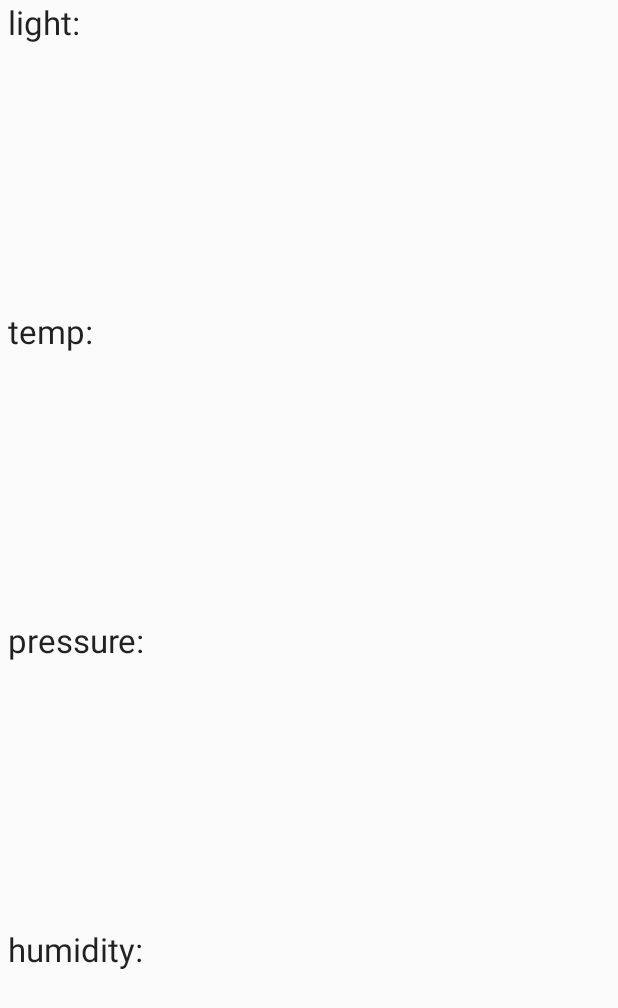
After one commit to ponyatov/hedge, an Android app: the layout activity_sensor.xml on its own in the app's theme, with its tools: preview values and no code run, on a phone screen of 412 x 824 dp. The commit adds this screen. Shown: the top 1008 px of the screen. Run offline under Robolectric (Android 15) with nearby library versions, the phone set to English and light mode, and no system bars.

Commit message:
+ activity/sensor
Signed-off-by: Dmitry Ponyatov <dponyatov@gmail.com>

```diff
--- a/app/src/main/java/io/github/ponyatov/hedge/GeoActivity.java
+++ b/app/src/main/java/io/github/ponyatov/hedge/GeoActivity.java
@@ -8,6 +8,6 @@ public class GeoActivity extends AppCompatActivity {
     @Override
     protected void onCreate(Bundle savedInstanceState) {
         super.onCreate(savedInstanceState);
-        setContentView(R.layout.activity_hedge);
+        setContentView(R.layout.activity_geo);
     }
 }
--- /dev/null
+++ b/app/src/main/java/io/github/ponyatov/hedge/SensorActivity.java
@@ -0,0 +1,30 @@
+package io.github.ponyatov.hedge;
+
+import android.app.Activity;
+import android.content.Context;
+import android.hardware.Sensor;
+import android.hardware.SensorEvent;
+import android.hardware.SensorManager;
+import android.hardware.SensorEventListener;
+import android.os.Bundle;
+
+public class SensorActivity extends Activity implements SensorEventListener {
+
+    @Override
+    protected void onCreate(Bundle savedInstanceState) {
+        super.onCreate(savedInstanceState);
+        setContentView(R.layout.activity_sensor);
+        // reg on sensors
+        SensorManager mSensorManager = (SensorManager) getSystemService(Context.SENSOR_SERVICE);
+    }
+
+    @Override
+    public void onSensorChanged(SensorEvent sensorEvent) {
+
+    }
+
+    @Override
+    public void onAccuracyChanged(Sensor sensor, int i) {
+
+    }
+}
--- /dev/null
+++ b/app/src/main/res/layout/activity_sensor.xml
@@ -0,0 +1,38 @@
+<?xml version="1.0" encoding="utf-8"?>
+<LinearLayout xmlns:android="http://schemas.android.com/apk/res/android"
+    android:orientation="vertical" android:layout_width="match_parent"
+    android:layout_height="match_parent">
+
+    <TextView
+        android:id="@+id/lightView"
+        android:layout_width="match_parent"
+        android:layout_height="wrap_content"
+        android:text=" light:"
+        android:textAppearance="@style/TextAppearance.AppCompat.Large"
+        android:layout_weight="1" />
+
+    <TextView
+        android:id="@+id/tempView"
+        android:layout_width="match_parent"
+        android:layout_height="wrap_content"
+        android:text=" temp:"
+        android:textAppearance="@style/TextAppearance.AppCompat.Large"
+        android:layout_weight="1" />
+
+    <TextView
+        android:id="@+id/pressView"
+        android:layout_width="match_parent"
+        android:layout_height="wrap_content"
+        android:text=" pressure:"
+        android:textAppearance="@style/TextAppearance.AppCompat.Large"
+        android:layout_weight="1" />
+
+    <TextView
+        android:id="@+id/humidView"
+        android:layout_width="match_parent"
+        android:layout_height="wrap_content"
+        android:text=" humidity:"
+        android:textAppearance="@style/TextAppearance.AppCompat.Large"
+        android:layout_weight="1" />
+
+</LinearLayout>
--- a/app/src/main/res/values/strings.xml
+++ b/app/src/main/res/values/strings.xml
@@ -2,4 +2,6 @@
     <string name="app_name">GraphHedge</string>
     <string name="GSMpush">GSM push</string>
     <string name="GPSpush">GPS push</string>
+    <string name="geo_title">geolocation</string>
+    <string name="sensor_title">sensors</string>
 </resources>
```
